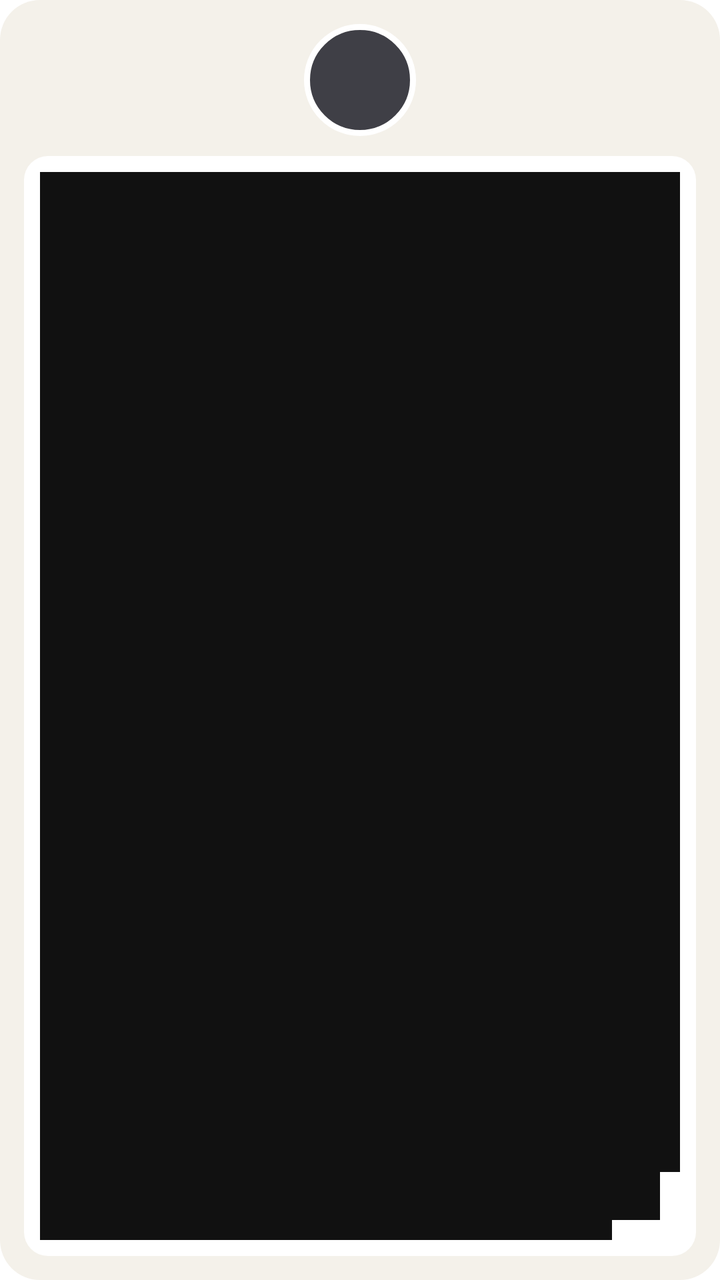
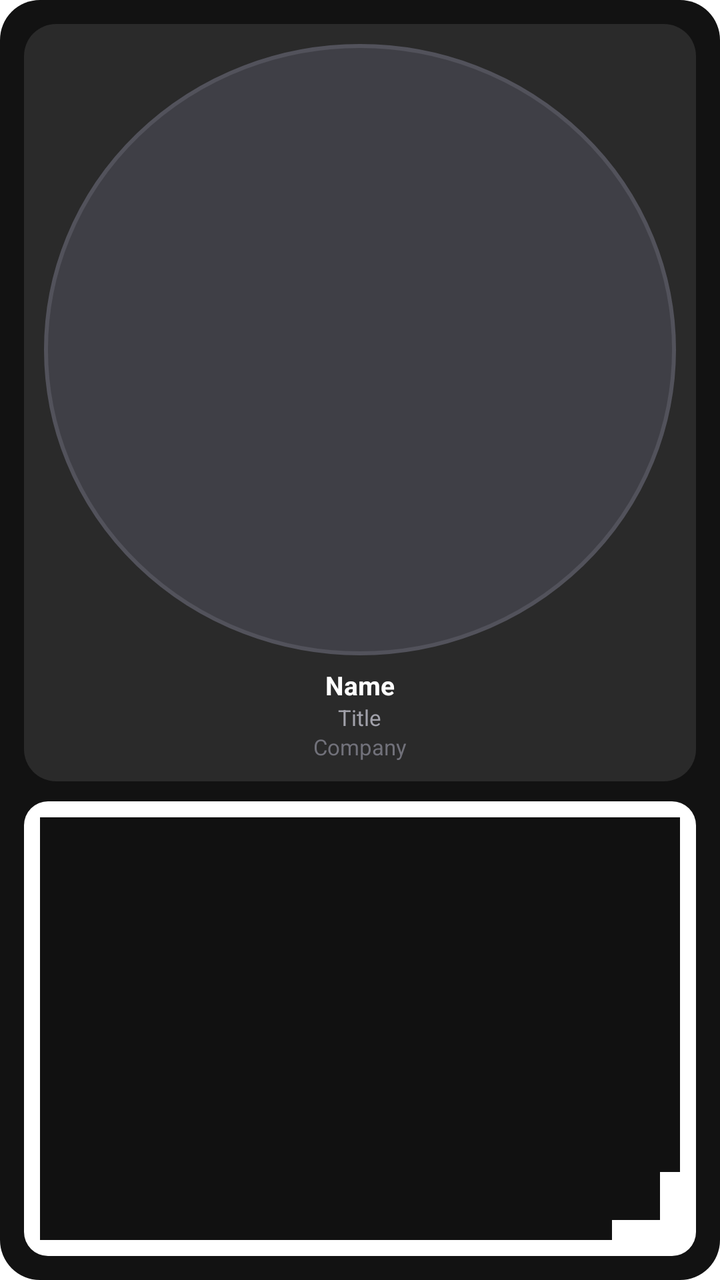

Screens rendered from an Android XML layout before and after an edit, with the pre-edit source and the edit as a unified diff.
<!-- AndroidManifest.xml: fallback theme Theme.MaterialComponents.DayNight.NoActionBar -->
<!-- res/layout/tap_na_preview_profile.xml -->
<?xml version="1.0" encoding="utf-8"?>
<LinearLayout xmlns:android="http://schemas.android.com/apk/res/android"
    android:layout_width="110dp"
    android:layout_height="280dp"
    android:background="@drawable/widget_shell"
    android:gravity="center_horizontal"
    android:orientation="vertical"
    android:padding="12dp">

    <ImageView
        android:layout_width="56dp"
        android:layout_height="56dp"
        android:contentDescription="@string/widget_profile_description"
        android:src="@drawable/widget_skeleton_circle" />

    <ImageView
        android:layout_width="match_parent"
        android:layout_height="0dp"
        android:layout_marginTop="10dp"
        android:layout_weight="1"
        android:contentDescription="@string/widget_qr_description"
        android:src="@drawable/widget_skeleton_qr" />
</LinearLayout>
<!-- resources referenced by this layout -->
<resources>
  <!-- drawable widget_shell (drawable) -->
  <?xml version="1.0" encoding="utf-8"?>
  <shape xmlns:android="http://schemas.android.com/apk/res/android" android:shape="rectangle">
      <solid android:color="@color/widget_shell" />
      <corners android:radius="20dp" />
  </shape>
  <!-- drawable widget_skeleton_circle (drawable) -->
  <?xml version="1.0" encoding="utf-8"?>
  <shape xmlns:android="http://schemas.android.com/apk/res/android" android:shape="oval">
      <solid android:color="#3F3F46" />
      <stroke android:width="3dp" android:color="#FFFFFF" />
  </shape>
  <!-- drawable widget_skeleton_qr (drawable) -->
  <?xml version="1.0" encoding="utf-8"?>
  <layer-list xmlns:android="http://schemas.android.com/apk/res/android">
      <item>
          <shape android:shape="rectangle">
              <solid android:color="#FFFFFF" />
              <corners android:radius="12dp" />
          </shape>
      </item>
      <item android:left="8dp" android:top="8dp" android:right="42dp" android:bottom="42dp">
          <shape android:shape="rectangle">
              <solid android:color="#111111" />
          </shape>
      </item>
      <item android:left="42dp" android:top="8dp" android:right="8dp" android:bottom="42dp">
          <shape android:shape="rectangle">
              <solid android:color="#111111" />
          </shape>
      </item>
      <item android:left="8dp" android:top="42dp" android:right="42dp" android:bottom="8dp">
          <shape android:shape="rectangle">
              <solid android:color="#111111" />
          </shape>
      </item>
      <item android:left="28dp" android:top="28dp" android:right="28dp" android:bottom="28dp">
          <shape android:shape="rectangle">
              <solid android:color="#111111" />
          </shape>
      </item>
      <item android:left="46dp" android:top="46dp" android:right="18dp" android:bottom="18dp">
          <shape android:shape="rectangle">
              <solid android:color="#111111" />
          </shape>
      </item>
  </layer-list>
  <string name="widget_profile_description">Tall QR with your profile photo.</string>
  <string name="widget_qr_description">QR code with your profile photo. People scan this to open your Tap Na profile.</string>
  <color name="widget_shell">#F4F1EA</color>
</resources>

<!-- the commit's change to res/layout/tap_na_preview_profile.xml (unified diff, before → after) -->
@@ -3,21 +3,54 @@
     android:layout_width="110dp"
     android:layout_height="280dp"
     android:background="@drawable/widget_shell"
-    android:gravity="center_horizontal"
     android:orientation="vertical"
     android:padding="12dp">
 
-    <ImageView
-        android:layout_width="56dp"
-        android:layout_height="56dp"
-        android:contentDescription="@string/widget_profile_description"
-        android:src="@drawable/widget_skeleton_circle" />
+    <LinearLayout
+        android:layout_width="match_parent"
+        android:layout_height="0dp"
+        android:layout_weight="5"
+        android:background="@drawable/widget_panel"
+        android:gravity="center_horizontal"
+        android:orientation="vertical"
+        android:padding="10dp">
+
+        <ImageView
+            android:layout_width="match_parent"
+            android:layout_height="0dp"
+            android:layout_weight="1"
+            android:contentDescription="@string/widget_profile_description"
+            android:src="@drawable/widget_skeleton_circle" />
+
+        <TextView
+            android:layout_width="wrap_content"
+            android:layout_height="wrap_content"
+            android:layout_marginTop="6dp"
+            android:text="@string/widget_preview_name"
+            android:textColor="#FFFFFF"
+            android:textSize="13sp"
+            android:textStyle="bold" />
+
+        <TextView
+            android:layout_width="wrap_content"
+            android:layout_height="wrap_content"
+            android:text="@string/widget_preview_title"
+            android:textColor="#A1A1AA"
+            android:textSize="11sp" />
+
+        <TextView
+            android:layout_width="wrap_content"
+            android:layout_height="wrap_content"
+            android:text="@string/widget_preview_company"
+            android:textColor="#71717A"
+            android:textSize="11sp" />
+    </LinearLayout>
 
     <ImageView
         android:layout_width="match_parent"
         android:layout_height="0dp"
         android:layout_marginTop="10dp"
-        android:layout_weight="1"
+        android:layout_weight="3"
         android:contentDescription="@string/widget_qr_description"
         android:src="@drawable/widget_skeleton_qr" />
 </LinearLayout>
<!-- resource entries referenced after the edit -->
@@ -1,16 +1,22 @@
 <!-- resources referenced by this layout -->
 <resources>
+  <!-- drawable widget_panel (drawable) -->
+  <?xml version="1.0" encoding="utf-8"?>
+  <shape xmlns:android="http://schemas.android.com/apk/res/android" android:shape="rectangle">
+      <solid android:color="#2A2A2A" />
+      <corners android:radius="16dp" />
+  </shape>
   <!-- drawable widget_shell (drawable) -->
   <?xml version="1.0" encoding="utf-8"?>
   <shape xmlns:android="http://schemas.android.com/apk/res/android" android:shape="rectangle">
-      <solid android:color="@color/widget_shell" />
+      <solid android:color="#121212" />
       <corners android:radius="20dp" />
   </shape>
   <!-- drawable widget_skeleton_circle (drawable) -->
   <?xml version="1.0" encoding="utf-8"?>
   <shape xmlns:android="http://schemas.android.com/apk/res/android" android:shape="oval">
       <solid android:color="#3F3F46" />
-      <stroke android:width="3dp" android:color="#FFFFFF" />
+      <stroke android:width="2dp" android:color="#52525B" />
   </shape>
   <!-- drawable widget_skeleton_qr (drawable) -->
   <?xml version="1.0" encoding="utf-8"?>
@@ -47,8 +53,10 @@
           </shape>
       </item>
   </layer-list>
-  <string name="widget_profile_description">Tall QR with your profile photo.</string>
-  <string name="widget_qr_description">QR code with your profile photo. People scan this to open your Tap Na profile.</string>
-  <color name="widget_shell">#F4F1EA</color>
+  <string name="widget_preview_company">Company</string>
+  <string name="widget_preview_name">Name</string>
+  <string name="widget_preview_title">Title</string>
+  <string name="widget_profile_description">Tall profile card with photo, details, and QR code.</string>
+  <string name="widget_qr_description">QR code only. People scan this to open your Tap Na profile.</string>
 </resources>
 
